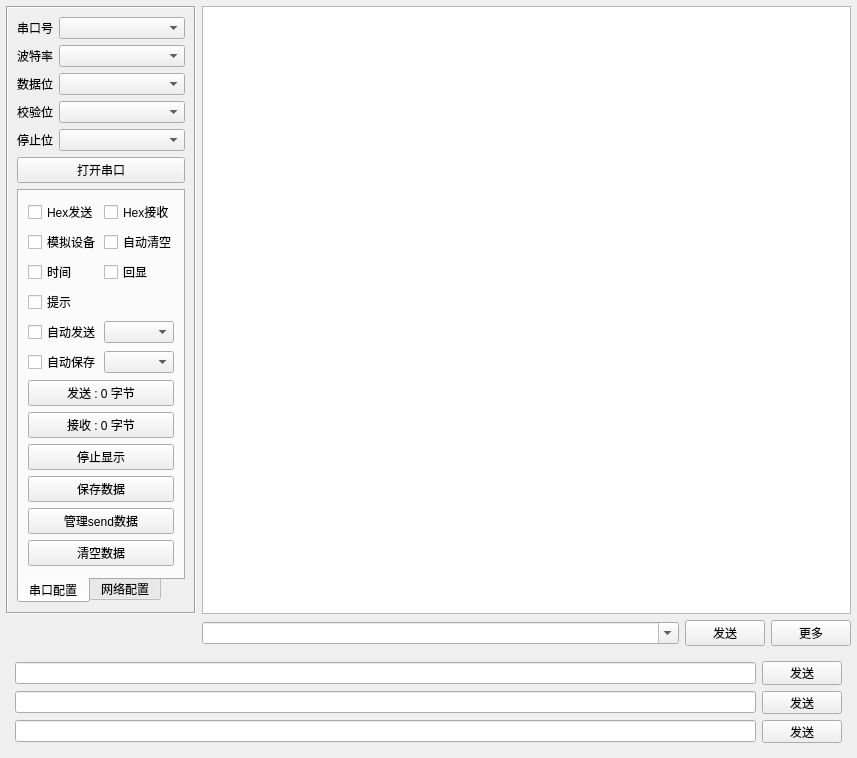
The window that frmcomtool.ui (GitHubFroxy/com) describes before a commit, drawn with Qt 5.
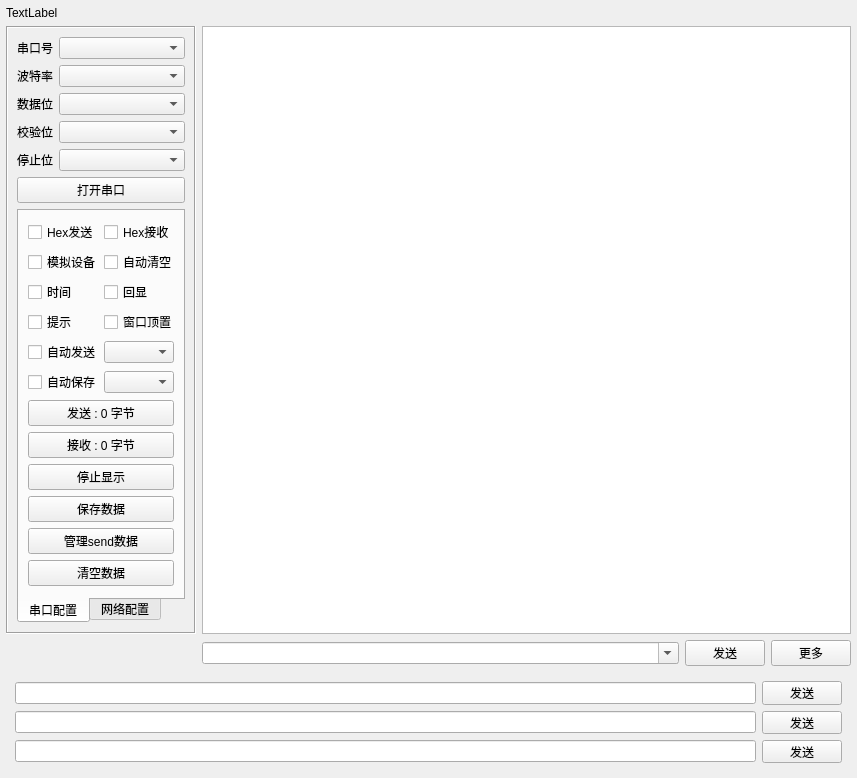
The same window after the commit. The open tabs and pages were chosen to show the change. Custom widgets are drawn as their Qt base class.

Commit message: <添加>(艺术字体、窗口顶置)

What changed in the file:
```diff
--- a/frmcomtool.ui
+++ b/frmcomtool.ui
@@ -32,66 +32,7 @@
    <property name="verticalSpacing">
     <number>6</number>
    </property>
-   <item row="2" column="1">
-    <layout class="QHBoxLayout" name="horizontalLayout">
-     <item>
-      <widget class="QComboBox" name="cboxSend">
-       <property name="sizePolicy">
-        <sizepolicy hsizetype="Expanding" vsizetype="Fixed">
-         <horstretch>0</horstretch>
-         <verstretch>0</verstretch>
-        </sizepolicy>
-       </property>
-       <property name="editable">
-        <bool>true</bool>
-       </property>
-       <property name="duplicatesEnabled">
-        <bool>false</bool>
-       </property>
-      </widget>
-     </item>
-     <item>
-      <widget class="QPushButton" name="btnSend">
-       <property name="minimumSize">
-        <size>
-         <width>80</width>
-         <height>0</height>
-        </size>
-       </property>
-       <property name="text">
-        <string>发送</string>
-       </property>
-      </widget>
-     </item>
-     <item>
-      <widget class="QPushButton" name="btnMore">
-       <property name="text">
-        <string>更多</string>
-       </property>
-      </widget>
-     </item>
-    </layout>
-   </item>
-   <item row="0" column="1">
-    <widget class="QTextEdit" name="txtMain">
-     <property name="enabled">
-      <bool>true</bool>
-     </property>
-     <property name="frameShape">
-      <enum>QFrame::StyledPanel</enum>
-     </property>
-     <property name="verticalScrollBarPolicy">
-      <enum>Qt::ScrollBarAsNeeded</enum>
-     </property>
-     <property name="horizontalScrollBarPolicy">
-      <enum>Qt::ScrollBarAsNeeded</enum>
-     </property>
-     <property name="readOnly">
-      <bool>true</bool>
-     </property>
-    </widget>
-   </item>
-   <item row="0" column="0">
+   <item row="1" column="0">
     <widget class="QFrame" name="frmRight">
      <property name="minimumSize">
       <size>
@@ -359,6 +300,13 @@
             </property>
            </spacer>
           </item>
+          <item row="3" column="1">
+           <widget class="QCheckBox" name="ckTop">
+            <property name="text">
+             <string>窗口顶置</string>
+            </property>
+           </widget>
+          </item>
          </layout>
         </widget>
         <widget class="QWidget" name="tab_2">
@@ -483,7 +431,7 @@
      </layout>
     </widget>
    </item>
-   <item row="3" column="0" colspan="2">
+   <item row="4" column="0" colspan="2">
     <widget class="QWidget" name="widExtern" native="true">
      <property name="sizePolicy">
       <sizepolicy hsizetype="Preferred" vsizetype="Fixed">
@@ -546,8 +494,81 @@
      </layout>
     </widget>
    </item>
+   <item row="0" column="0" colspan="2">
+    <widget class="FWigglyWidget" name="labTiltle">
+     <property name="text">
+      <string>TextLabel</string>
+     </property>
+    </widget>
+   </item>
+   <item row="3" column="1">
+    <layout class="QHBoxLayout" name="horizontalLayout">
+     <item>
+      <widget class="QComboBox" name="cboxSend">
+       <property name="sizePolicy">
+        <sizepolicy hsizetype="Expanding" vsizetype="Fixed">
+         <horstretch>0</horstretch>
+         <verstretch>0</verstretch>
+        </sizepolicy>
+       </property>
+       <property name="editable">
+        <bool>true</bool>
+       </property>
+       <property name="duplicatesEnabled">
+        <bool>false</bool>
+       </property>
+      </widget>
+     </item>
+     <item>
+      <widget class="QPushButton" name="btnSend">
+       <property name="minimumSize">
+        <size>
+         <width>80</width>
+         <height>0</height>
+        </size>
+       </property>
+       <property name="text">
+        <string>发送</string>
+       </property>
+      </widget>
+     </item>
+     <item>
+      <widget class="QPushButton" name="btnMore">
+       <property name="text">
+        <string>更多</string>
+       </property>
+      </widget>
+     </item>
+    </layout>
+   </item>
+   <item row="1" column="1">
+    <widget class="QTextEdit" name="txtMain">
+     <property name="enabled">
+      <bool>true</bool>
+     </property>
+     <property name="frameShape">
+      <enum>QFrame::StyledPanel</enum>
+     </property>
+     <property name="verticalScrollBarPolicy">
+      <enum>Qt::ScrollBarAsNeeded</enum>
+     </property>
+     <property name="horizontalScrollBarPolicy">
+      <enum>Qt::ScrollBarAsNeeded</enum>
+     </property>
+     <property name="readOnly">
+      <bool>true</bool>
+     </property>
+    </widget>
+   </item>
   </layout>
  </widget>
+ <customwidgets>
+  <customwidget>
+   <class>FWigglyWidget</class>
+   <extends>QLabel</extends>
+   <header>fwigglywidget.h</header>
+  </customwidget>
+ </customwidgets>
  <resources/>
  <connections/>
 </ui>
```
Left out of the diff: 2 changed lines with no effect on the pictures. The commit also changes 4 other files.
